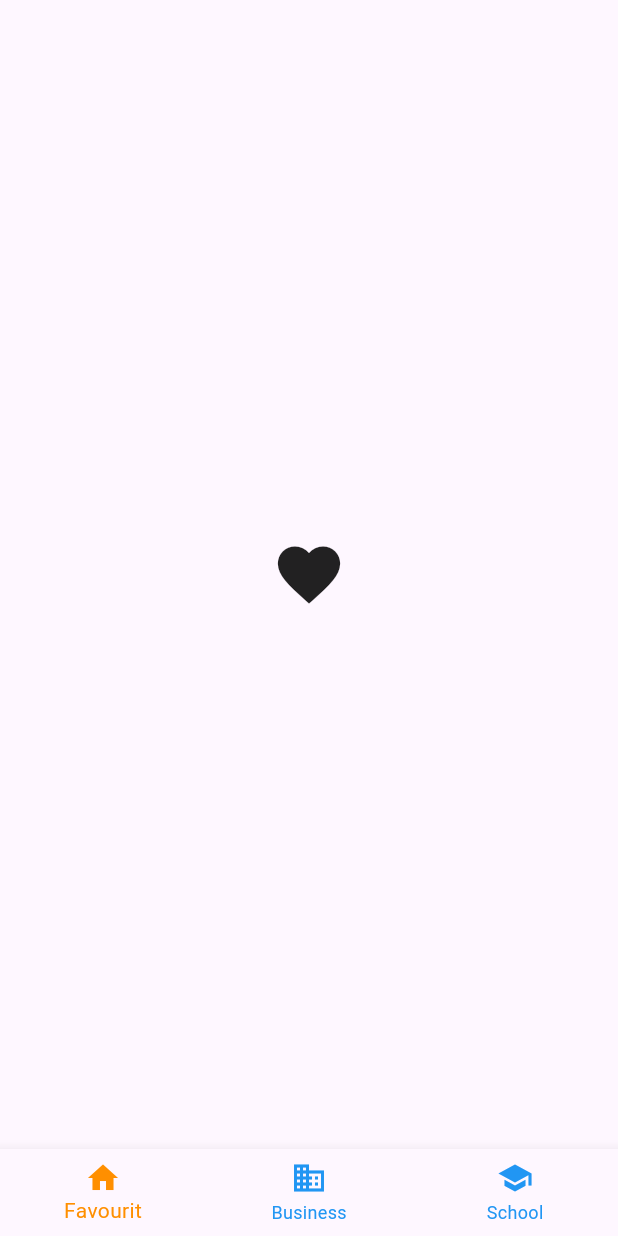
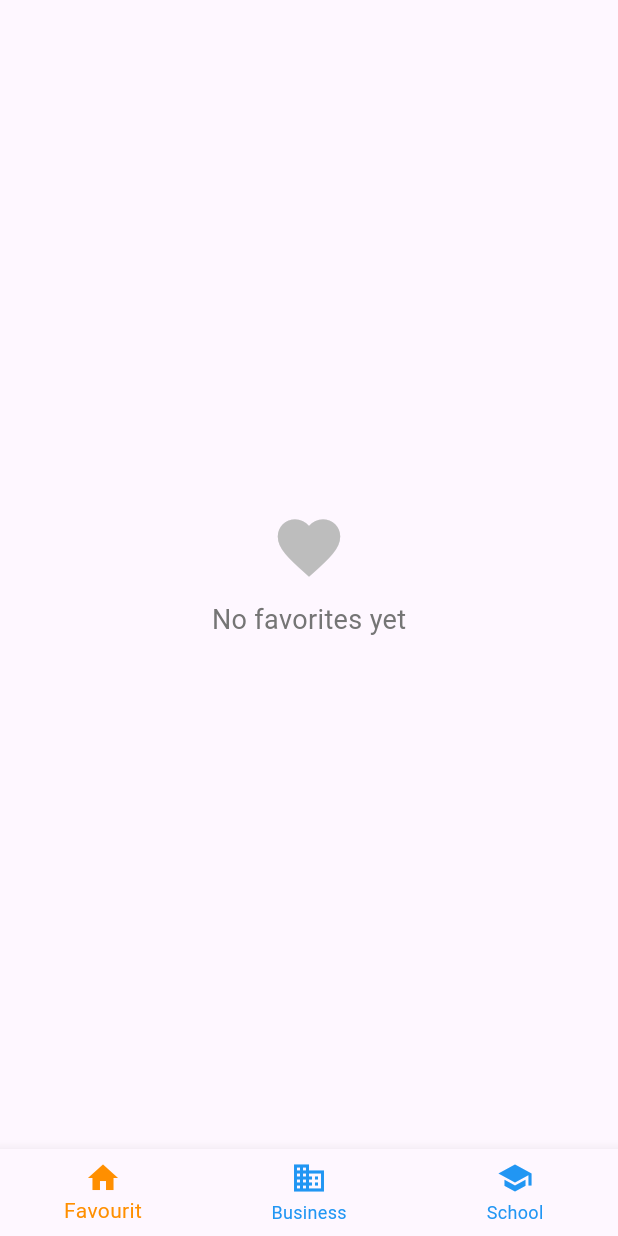
Before and after one commit to Hammad1176/Login_Flutter_SMIT, a Flutter app: the screen it shows after launch, on a phone screen of 412 x 824 dp. Run offline on Flutter 3.47's test engine with Material 3 defaults, Android fonts, the phone set to English and light mode, and no system bars; our stand-ins replace cached_network_image, carousel_slider, lottie.

```diff
--- /dev/null
+++ b/devtools_options.yaml
@@ -0,0 +1,3 @@
+description: This file stores settings for Dart & Flutter DevTools.
+documentation: https://docs.flutter.dev/tools/devtools/extensions#configure-extension-enablement-states
+extensions:
--- a/lib/Modal/buissnes_list.dart
+++ b/lib/Modal/buissnes_list.dart
@@ -152,7 +152,49 @@ class BuissnesList {
           image:
               "https://img.drz.lazcdn.com/g/kf/S19660a6071e84ca9b3b7ab8652a2df04x.jpg_200x200q80.jpg_.webp"),
     ],
-    [],
+    [
+      //hoddie
+      BuissnesList(
+          name: "Hoddie",
+          price: 1109,
+          id: 1,
+          image:
+              "https://img.drz.lazcdn.com/g/kf/Sb37b8e46250d4213b18afd1697e0a586N.jpg_200x200q80.avif"),
+
+      BuissnesList(
+          name: "Hoddie",
+          price: 701,
+          id: 2,
+          image:
+              "https://img.drz.lazcdn.com/g/kf/Sb37b8e46250d4213b18afd1697e0a586N.jpg_200x200q80.avif"),
+
+      BuissnesList(
+          name: "Hoddie",
+          price: 404,
+          id: 3,
+          image:
+              "https://img.drz.lazcdn.com/g/kf/Sb90dc115877f4594a8796a9ae7bbe8495.jpg_200x200q80.avif"),
+      BuissnesList(
+          name: "Hoddie",
+          price: 1400,
+          id: 4,
+          image:
+              "https://img.drz.lazcdn.com/g/kf/Scd121ddd7b54457d8d2e3bc0562f34daK.jpg_200x200q80.avif"),
+
+      BuissnesList(
+          name: "Hoddie",
+          price: 701,
+          id: 5,
+          image:
+              "https://img.drz.lazcdn.com/static/pk/p/893eaeb5a717d015c764ef2a49034031.jpg_200x200q80.jpg_.webp"),
+
+      BuissnesList(
+          name: "Hoddie",
+          price: 404,
+          id: 6,
+          image:
+              "https://img.drz.lazcdn.com/g/kf/S19660a6071e84ca9b3b7ab8652a2df04x.jpg_200x200q80.jpg_.webp"),
+    ],
     []
   ];
 }
--- a/lib/Screen/BottomNavigation/widgets/fav.dart
+++ b/lib/Screen/BottomNavigation/widgets/fav.dart
@@ -16,16 +16,30 @@ class _HomeScreenState extends State<HomeScreen> {
     return Consumer<CategoryProvider>(
       builder: (BuildContext context, getProvider, Widget? child) {
         return getProvider.Fav!.isEmpty
-            ? const Center(
-                child: Icon(
-                Icons.favorite,
-                size: 50,
-              ))
+            ? Center(
+                child: Column(
+                  mainAxisAlignment: MainAxisAlignment.center,
+                  children: [
+                    Icon(
+                      Icons.favorite,
+                      size: 50,
+                      color: Colors.grey[400],
+                    ),
+                    const SizedBox(height: 10),
+                    Text(
+                      'No favorites yet',
+                      style: TextStyle(
+                        fontSize: 18,
+                        color: Colors.grey[600],
+                      ),
+                    ),
+                  ],
+                ),
+              )
             : ListView.builder(
                 itemCount: getProvider.Fav?.length,
                 itemBuilder: (BuildContext context, int index) {
-                  return Expanded(
-                      child: Hero(
+                  return Hero(
                     tag: getProvider.Fav![index].image,
                     child: Card(
                       color: Colors.white,
@@ -57,7 +71,7 @@ class _HomeScreenState extends State<HomeScreen> {
                         ),
                       ),
                     ),
-                  ));
+                  );
                 },
               );
       },
--- a/lib/main.dart
+++ b/lib/main.dart
@@ -1,17 +1,7 @@
 import 'package:flutter/material.dart';
-// import 'package:login_project/Modal/buissnes_list.dart';
 import 'package:login_project/Screen/BottomNavigation/bottom_nav.dart';
 import 'package:login_project/Screen/BottomNavigation/widgets/Buisness/Provider/category_provider.dart';
 import 'package:provider/provider.dart';
-// import 'package:login_project/Screen/BottomNavigation/widgets/Buisness/Provider/category_provider.dart';
-// import 'package:login_project/Screen/BottomNavigation/widgets/Buisness/bussiness.dart';
-// // import 'package:login_project/Screen/BottomNavigation/bottom_nav.dart';
-// import 'package:login_project/Splash/splash_screen.dart';
-// import 'package:provider/provider.dart';
-// import 'package:login_project/Splash/splash_screen.dart';
-// import 'package:login_project/Splash/splash_screen.dart';
-// import 'package:login_project/bottom/school.dart';
-// ignore: depend_on_referenced_packages
 
 void main() {
   runApp(
@@ -31,17 +21,8 @@ class MyApp extends StatelessWidget {
         child: const MaterialApp(
           debugShowCheckedModeBanner: false,
           home: Scaffold(
-            body: BottomNav(), //SplashScreen()
+            body: BottomNav(),
           ),
         ));
   }
 }
-
-// ChangeNotifierProvider(create: (context)=> CategoryProvider(),
-//       child: const MaterialApp(
-//         debugShowCheckedModeBanner: false,
-//         home: Scaffold(
-//           body: BottomNav(), //SplashScreen()
-//         ),
-//       ),
-//     );
--- a/pubspec.yaml
+++ b/pubspec.yaml
@@ -31,15 +31,14 @@ dependencies:
   flutter:
     sdk: flutter
 
-
   # The following adds the Cupertino Icons font to your application.
   # Use with the CupertinoIcons class for iOS style icons.
   cupertino_icons: ^1.0.8
-  lottie: ^3.3.1
+  lottie: ^3.2.0
   carousel_slider: ^5.0.0
   provider: ^6.1.2
-  # smooth_page_indicator: ^1.2.1
   cached_network_image: ^3.4.1
+
 
 dev_dependencies:
   flutter_test:
```
Also changed, not shown: lib/Screen/BottomNavigation/widgets/Buisness/CategoryListviewGrid/grid_layout.dart (+11 -50 lines), lib/Screen/open_user_deatils.dart (+30 -13 lines), lib/Splash/splash_screen.dart (+6 -2 lines), lib/Utils/colors.dart (line endings or trailing spaces), pubspec.lock, 3 other files.
